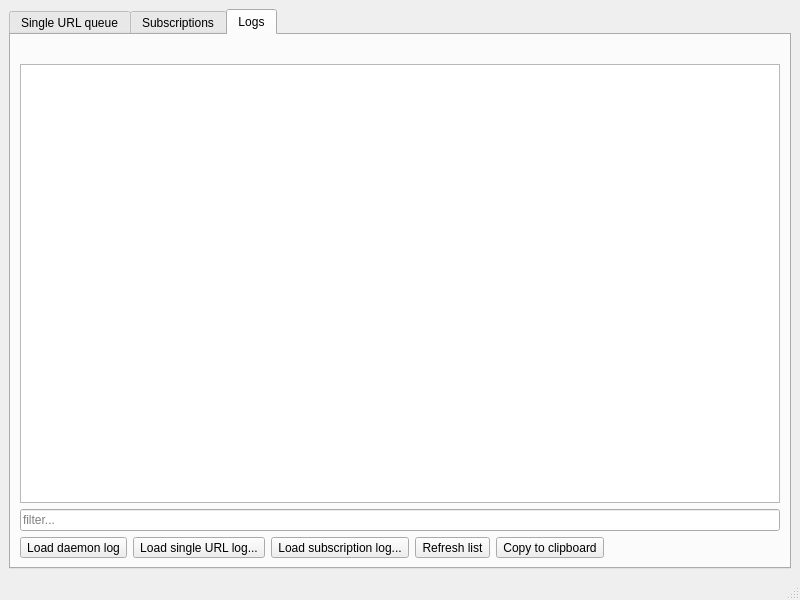
First picture: the form in src/hydownloader-systray/mainwindow.ui, repository thatfuckingbird/hydownloader-systray, before the edit.
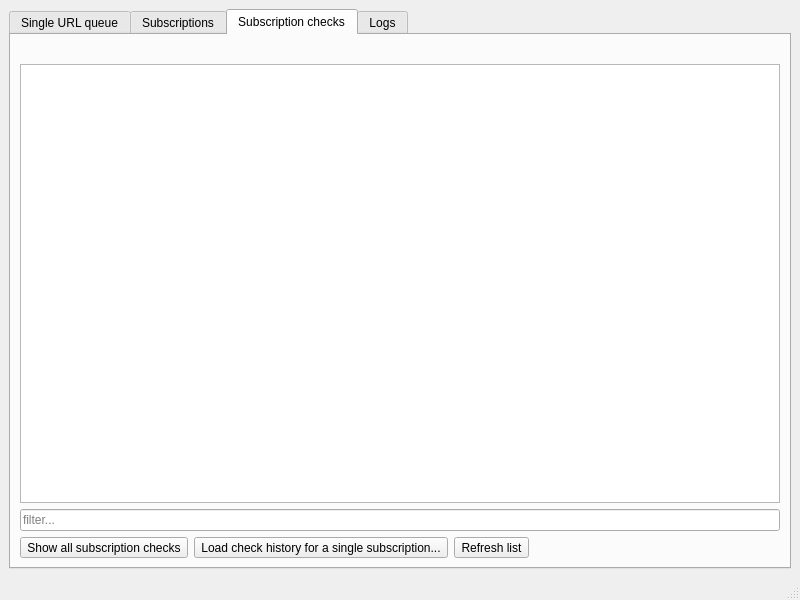
Second picture: the form after the edit.

Commit message: implement subscription checks view

```diff
--- a/src/hydownloader-systray/mainwindow.ui
+++ b/src/hydownloader-systray/mainwindow.ui
@@ -246,6 +246,99 @@
         </item>
        </layout>
       </widget>
+      <widget class="QWidget" name="subChecksTab">
+       <attribute name="title">
+        <string>Subscription checks</string>
+       </attribute>
+       <layout class="QVBoxLayout" name="verticalLayout_4">
+        <item>
+         <widget class="QLabel" name="currentSubChecksLabel">
+          <property name="font">
+           <font>
+            <weight>75</weight>
+            <bold>true</bold>
+           </font>
+          </property>
+          <property name="text">
+           <string/>
+          </property>
+         </widget>
+        </item>
+        <item>
+         <widget class="QTableView" name="subCheckTableView">
+          <property name="alternatingRowColors">
+           <bool>true</bool>
+          </property>
+          <property name="selectionBehavior">
+           <enum>QAbstractItemView::SelectRows</enum>
+          </property>
+          <property name="textElideMode">
+           <enum>Qt::ElideMiddle</enum>
+          </property>
+          <property name="sortingEnabled">
+           <bool>true</bool>
+          </property>
+          <property name="wordWrap">
+           <bool>false</bool>
+          </property>
+          <attribute name="horizontalHeaderDefaultSectionSize">
+           <number>212</number>
+          </attribute>
+          <attribute name="horizontalHeaderStretchLastSection">
+           <bool>false</bool>
+          </attribute>
+         </widget>
+        </item>
+        <item>
+         <widget class="QLineEdit" name="subCheckFilterLineEdit">
+          <property name="placeholderText">
+           <string>filter...</string>
+          </property>
+         </widget>
+        </item>
+        <item>
+         <layout class="QHBoxLayout" name="horizontalLayout_5">
+          <item>
+           <widget class="QToolButton" name="loadSubChecksForAllButton">
+            <property name="text">
+             <string>Show all subscription checks</string>
+            </property>
+           </widget>
+          </item>
+          <item>
+           <widget class="QToolButton" name="loadSubChecksForSubButton">
+            <property name="text">
+             <string>Load check history for a single subscription...</string>
+            </property>
+            <property name="popupMode">
+             <enum>QToolButton::DelayedPopup</enum>
+            </property>
+           </widget>
+          </item>
+          <item>
+           <widget class="QToolButton" name="refreshSubChecksButton">
+            <property name="text">
+             <string>Refresh list</string>
+            </property>
+           </widget>
+          </item>
+          <item>
+           <spacer name="horizontalSpacer_4">
+            <property name="orientation">
+             <enum>Qt::Horizontal</enum>
+            </property>
+            <property name="sizeHint" stdset="0">
+             <size>
+              <width>0</width>
+              <height>20</height>
+             </size>
+            </property>
+           </spacer>
+          </item>
+         </layout>
+        </item>
+       </layout>
+      </widget>
       <widget class="QWidget" name="logsTab">
        <attribute name="title">
         <string>Logs</string>
```
Left out of the diff: 10 changed lines with no effect on the pictures. The commit also changes 9 other files.
